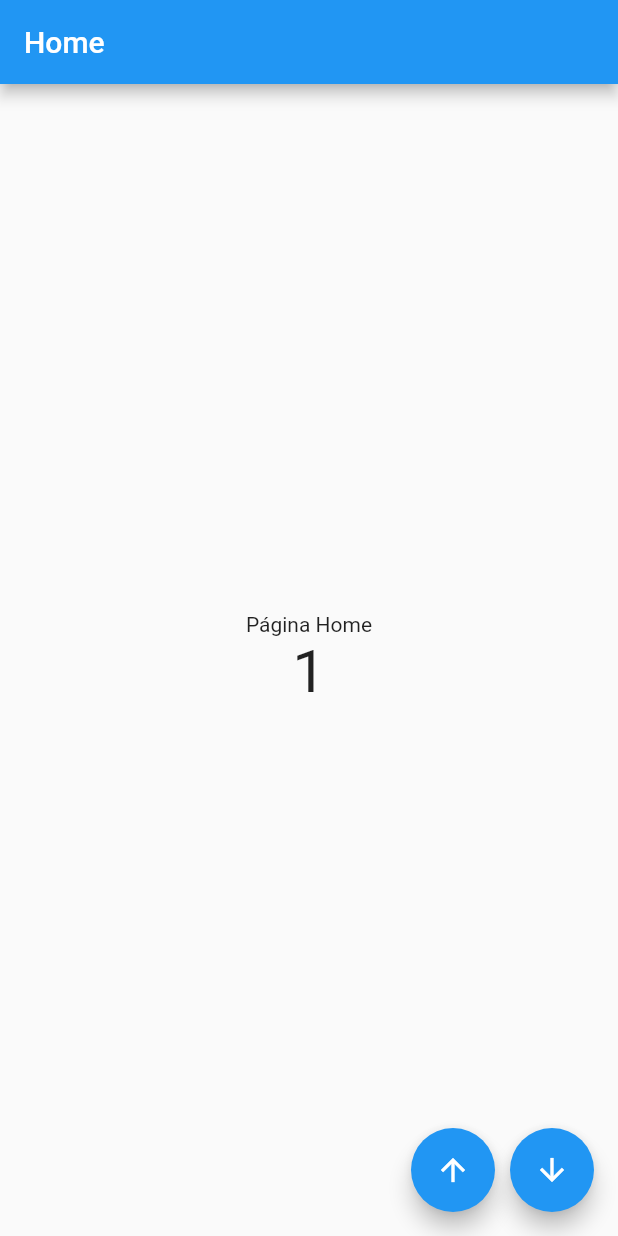
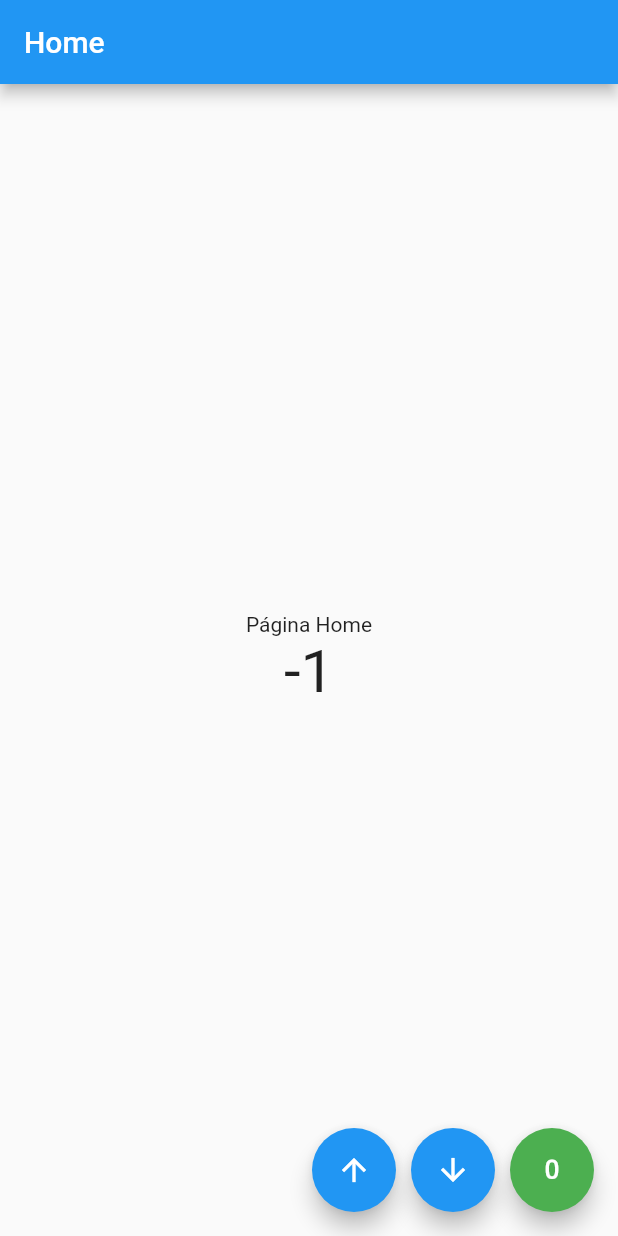
Before and after one commit to developerszen/Nociones-basicas-flutter, a Flutter app: the screen it shows after launch, after a tap on the "arrow downward" icon, on a phone screen of 412 x 824 dp. Run offline on Flutter 3.47's test engine with Material 2 defaults, Android fonts, the phone set to English and light mode, and no system bars.

Commit message:
adicion de botones

```diff
--- a/lib/main.dart
+++ b/lib/main.dart
@@ -63,7 +63,18 @@ class _MyHomePageState extends State<HomePage> {
                         child: Icon(Icons.arrow_downward),
                         onPressed: (){
                             setState(() {
-                                _contador++;
+                                _contador--;
+                            });
+                            print(_contador);
+                        }
+                    ),
+                    SizedBox(width: 10),
+                    FloatingActionButton(
+                        child: Icon(Icons.exposure_zero),
+                        backgroundColor: Colors.green,
+                        onPressed: (){
+                            setState(() {
+                                _contador = 0;
                             });
                             print(_contador);
                         }
```
